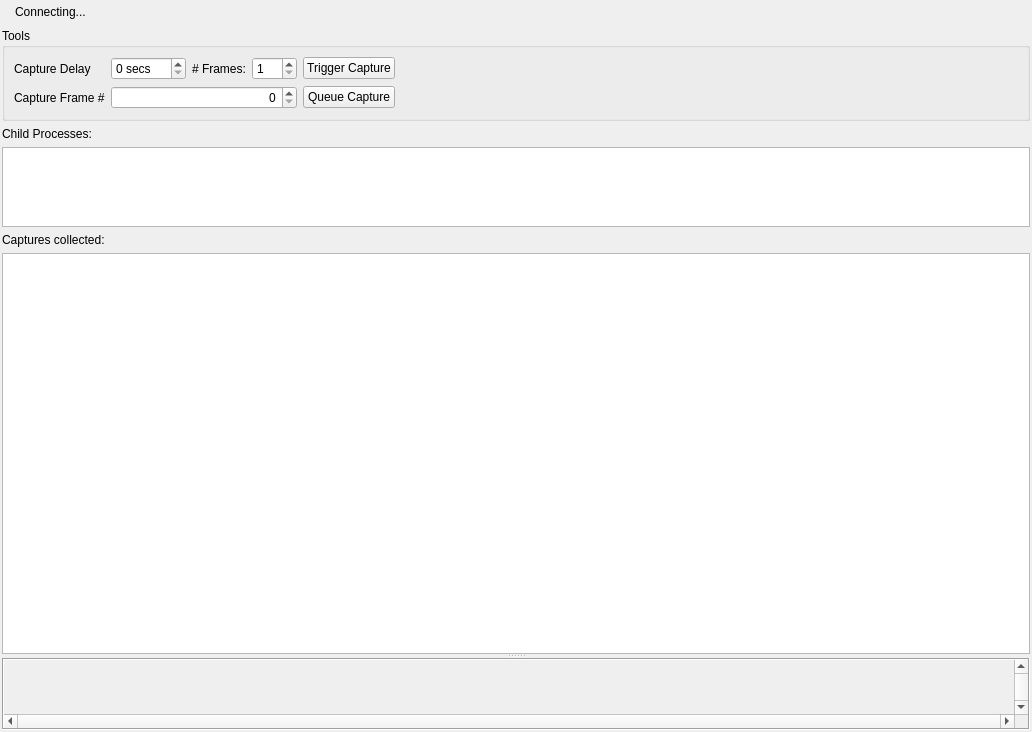
Qt form qrenderdoc/Windows/Dialogs/LiveCapture.ui (baldurk/renderdoc) before a commit.
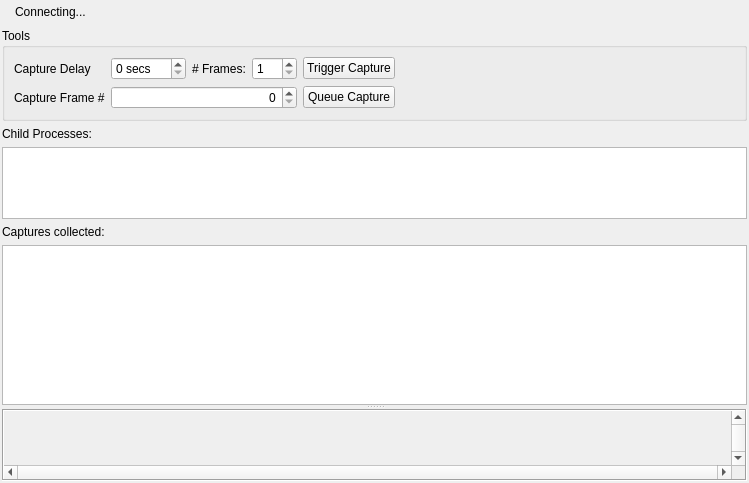
The same form after that commit. Icons and pictures are not drawn. Custom widgets are drawn as their Qt base class.

Commit message: Remove maxmimumSize where inappropriate, as it breaks on other layouts

```diff
--- a/qrenderdoc/Windows/Dialogs/LiveCapture.ui
+++ b/qrenderdoc/Windows/Dialogs/LiveCapture.ui
@@ -6,8 +6,8 @@
    <rect>
     <x>0</x>
     <y>0</y>
-    <width>1032</width>
-    <height>732</height>
+    <width>749</width>
+    <height>483</height>
    </rect>
   </property>
   <property name="windowTitle">
@@ -228,7 +228,7 @@
    <item>
     <widget class="QListWidget" name="childProcesses">
      <property name="sizePolicy">
-      <sizepolicy hsizetype="Expanding" vsizetype="MinimumExpanding">
+      <sizepolicy hsizetype="Expanding" vsizetype="Preferred">
        <horstretch>0</horstretch>
        <verstretch>0</verstretch>
       </sizepolicy>
@@ -239,12 +239,6 @@
        <height>40</height>
       </size>
      </property>
-     <property name="maximumSize">
-      <size>
-       <width>16777215</width>
-       <height>80</height>
-      </size>
-     </property>
      <property name="sizeAdjustPolicy">
       <enum>QAbstractScrollArea::AdjustToContents</enum>
      </property>
@@ -400,18 +394,6 @@
             <verstretch>0</verstretch>
            </sizepolicy>
           </property>
-          <property name="minimumSize">
-           <size>
-            <width>16</width>
-            <height>16</height>
-           </size>
-          </property>
-          <property name="maximumSize">
-           <size>
-            <width>16</width>
-            <height>16</height>
-           </size>
-          </property>
          </widget>
         </widget>
        </widget>
```
The commit also changes 3 other files.
